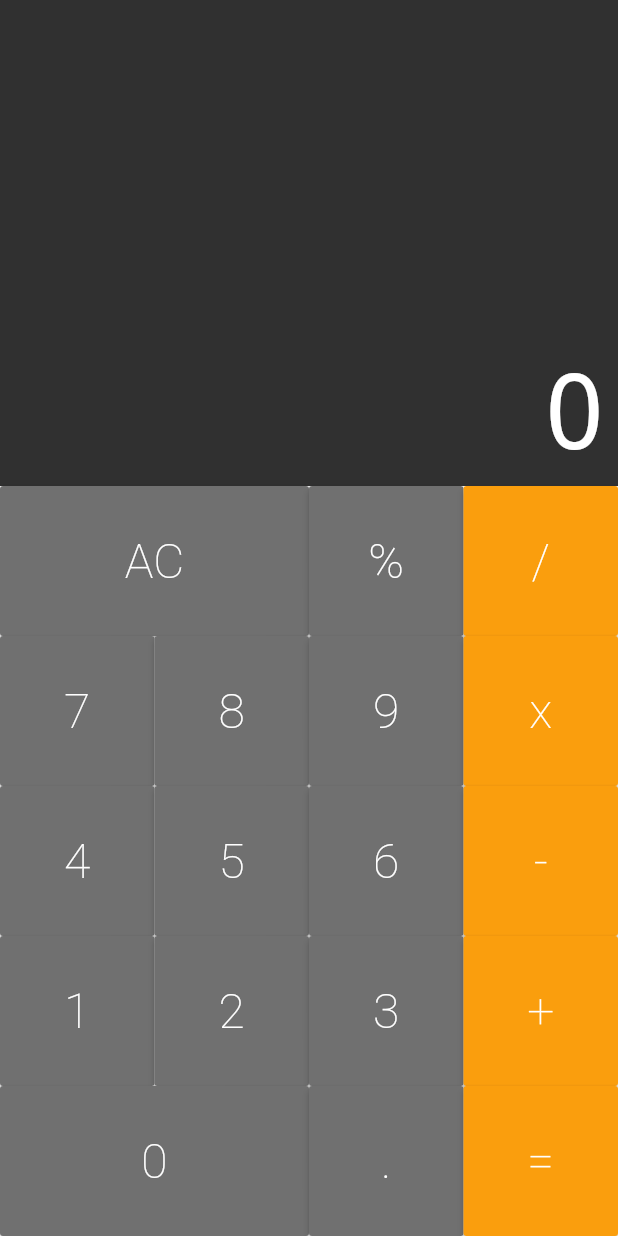
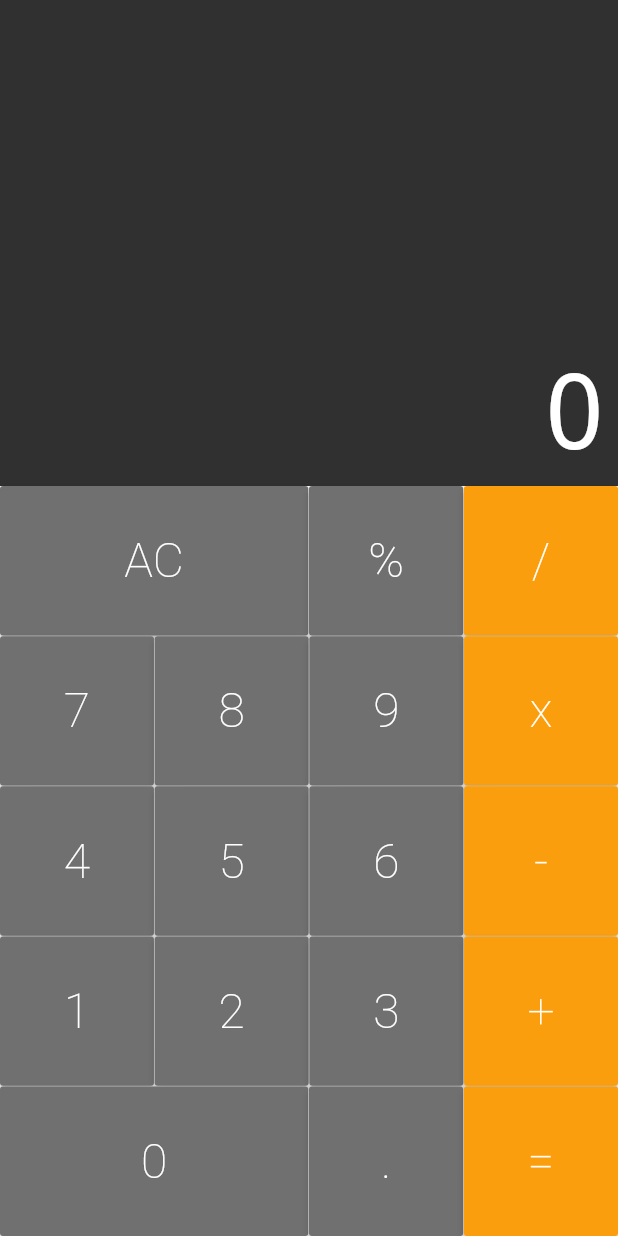
Before and after one commit to gilvanhenriqued/calculator-flutter, a Flutter app: the screen it shows after launch, on a phone screen of 412 x 824 dp. Run offline on Flutter 3.47's test engine with Material 2 defaults, Android fonts, the phone set to English and light mode, and no system bars; drawn by our look-alikes of auto_size_text.

Commit message:
adjusting border among buttons

```diff
--- a/lib/components/button_row.dart
+++ b/lib/components/button_row.dart
@@ -12,7 +12,10 @@ class ButtonRow extends StatelessWidget {
       flex: 1,
       child: Row(
         crossAxisAlignment: CrossAxisAlignment.stretch,
-        children: buttons,
+        children: buttons.fold(<Widget>[], (list, bt) {
+          list.isEmpty ? list.add(bt) : list.addAll([SizedBox(width: .5), bt]);
+          return list;
+        }),
       )
     );
   }
--- a/lib/components/keyboard.dart
+++ b/lib/components/keyboard.dart
@@ -20,24 +20,28 @@ class Keyboard extends StatelessWidget {
             Button(text: '%', cb:cb),
             Button.operation(text: '/', cb:cb),
           ]),
+          SizedBox(height: .5),
           ButtonRow([
             Button(text: '7', cb:cb),
             Button(text: '8', cb:cb),
             Button(text: '9', cb:cb),
             Button.operation(text: 'x', cb:cb),
           ]),
+          SizedBox(height: .5),
           ButtonRow([
             Button(text: '4', cb:cb),
             Button(text: '5', cb:cb),
             Button(text: '6', cb:cb),
             Button.operation(text: '-', cb:cb),
           ]),
+          SizedBox(height: .5),
           ButtonRow([
             Button(text: '1', cb:cb),
             Button(text: '2', cb:cb),
             Button(text: '3', cb:cb),
             Button.operation(text: '+', cb:cb),
           ]),
+          SizedBox(height: .5),
           ButtonRow([
             Button.big(text: '0', cb:cb),
             Button(text: '.', cb:cb),
```
